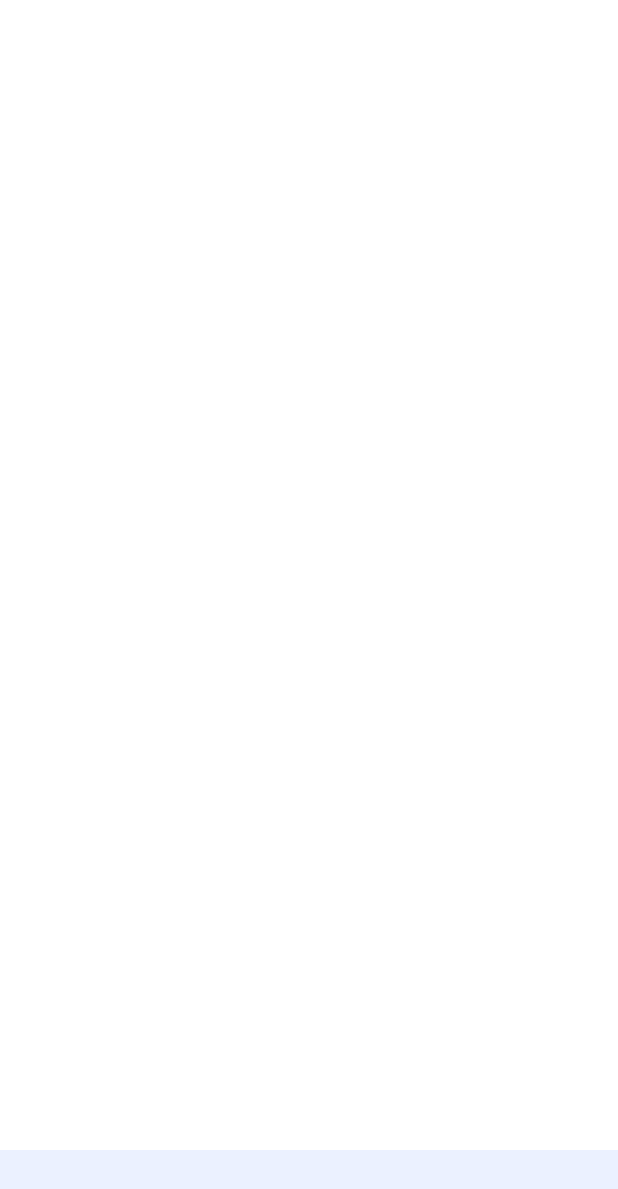
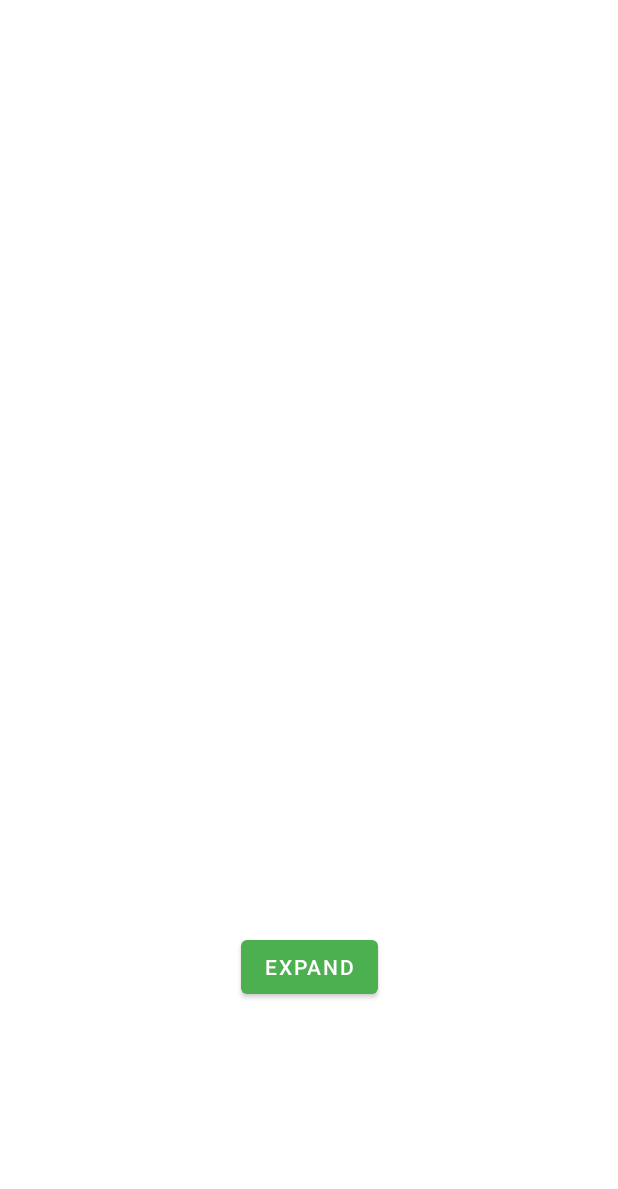
Before and after one commit to Stahma2017/AppForTest, an Android app: the layout fragment_bottomsheet.xml on its own in the app's theme, with its tools: preview values and no code run, on a phone screen of 412 x 824 dp. Shown: the top 1189 px of the screen. Run offline under Robolectric (Android 15) with nearby library versions, the phone set to English and light mode, and no system bars.

Commit message:
bottom sheet content fit

```diff
--- a/app/src/main/java/com/stas/ui/bottomsheet/BottomsheetFragment.kt
+++ b/app/src/main/java/com/stas/ui/bottomsheet/BottomsheetFragment.kt
@@ -3,11 +3,14 @@ package com.stas.ui.bottomsheet
 import android.os.Bundle
 import android.view.LayoutInflater
 import android.view.ViewGroup
+import androidx.constraintlayout.widget.ConstraintLayout
+import com.google.android.material.bottomsheet.BottomSheetBehavior
 import com.stas.appfortest.DataHolder
 import com.stas.appfortest.databinding.FragmentBottomsheetBinding
 import com.stas.ui.base.BaseFragment
 
 class BottomsheetFragment : BaseFragment<FragmentBottomsheetBinding>() {
+  private lateinit var bottomsheetBehavior: BottomSheetBehavior<ConstraintLayout>
 
   override fun provideViewBinding(
     inflater: LayoutInflater,
@@ -15,7 +18,11 @@ class BottomsheetFragment : BaseFragment<FragmentBottomsheetBinding>() {
   ): FragmentBottomsheetBinding = FragmentBottomsheetBinding.inflate(inflater, container, false)
 
   override fun prepareUi(savedInstanceState: Bundle?) {
-    super.prepareUi(savedInstanceState)
+    bottomsheetBehavior = BottomSheetBehavior.from(binding.sheetContainer)
     binding.sheetContent.text = DataHolder.lorem
+
+    binding.sheetExpand.setOnClickListener {
+      bottomsheetBehavior.state = BottomSheetBehavior.STATE_EXPANDED
+    }
   }
 }
--- a/app/src/main/res/layout/fragment_bottomsheet.xml
+++ b/app/src/main/res/layout/fragment_bottomsheet.xml
@@ -8,26 +8,54 @@
 
     <androidx.constraintlayout.widget.ConstraintLayout
         android:layout_width="match_parent"
+        android:layout_height="match_parent">
+
+        <com.google.android.material.button.MaterialButton
+            android:id="@+id/sheet_expand"
+            android:layout_width="wrap_content"
             android:layout_height="wrap_content"
-        android:background="@color/malibu"
+            android:text="expand"
+            app:layout_constraintBottom_toBottomOf="parent"
+            app:layout_constraintEnd_toEndOf="parent"
+            app:layout_constraintStart_toStartOf="parent"
+            app:layout_constraintTop_toTopOf="parent"
+            app:layout_constraintVertical_bias="0.8" />
+    </androidx.constraintlayout.widget.ConstraintLayout>
+
+    <androidx.constraintlayout.widget.ConstraintLayout
+        android:id="@+id/sheet_container"
+        android:layout_width="match_parent"
+        android:layout_height="wrap_content"
+        android:background="@color/background_light"
+        app:behavior_hideable="true"
+        app:behavior_peekHeight="0dp"
+        app:behavior_fitToContents="true"
         app:layout_behavior="com.google.android.material.bottomsheet.BottomSheetBehavior">
+
+        <androidx.core.widget.NestedScrollView
+            android:layout_width="0dp"
+            android:layout_height="wrap_content"
+            app:layout_constraintBottom_toBottomOf="parent"
+            app:layout_constraintEnd_toEndOf="parent"
+            app:layout_constraintStart_toStartOf="parent"
+            app:layout_constraintTop_toTopOf="parent">
 
             <com.google.android.material.textview.MaterialTextView
                 android:id="@+id/sheet_content"
-            android:layout_width="0dp"
+                android:layout_width="match_parent"
                 android:layout_height="wrap_content"
+                android:layout_marginHorizontal="20dp"
                 android:layout_marginTop="30dp"
-            android:layout_marginHorizontal="20dp"
+                android:layout_marginBottom="10dp"
                 android:ellipsize="end"
                 android:fontFamily="sans-serif-medium"
                 android:textColor="@android:color/black"
                 android:textSize="20sp"
                 app:layout_constrainedHeight="true"
-            app:layout_constraintBottom_toBottomOf="parent"
-            app:layout_constraintEnd_toEndOf="parent"
-            app:layout_constraintStart_toStartOf="parent"
-            app:layout_constraintTop_toTopOf="parent"
                 tools:text="@tools:sample/lorem/random" />
+
+        </androidx.core.widget.NestedScrollView>
+
 
     </androidx.constraintlayout.widget.ConstraintLayout>
 
--- a/app/src/main/res/values/colors.xml
+++ b/app/src/main/res/values/colors.xml
@@ -99,4 +99,7 @@
     <color name="secondary_text">#757575</color>
     <color name="icons">#FFFFFF</color>
     <color name="divider">#BDBDBD</color>
+
+    //bottom sheet colors
+    <color name="background_light">#b3e5fc</color>
 </resources>
```
Lines whose indentation alone changed are shown as unchanged.
